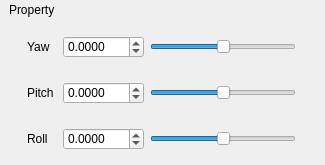
Qt form IntrinsicEd/src/IntrinsicEdPropertyEditorRotation.ui (begla/Intrinsic) before a commit.
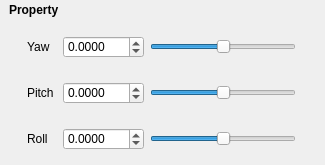
The same form after that commit.

```diff
--- a/IntrinsicEd/src/IntrinsicEdPropertyEditorRotation.ui
+++ b/IntrinsicEd/src/IntrinsicEdPropertyEditorRotation.ui
@@ -79,6 +79,12 @@
           <height>0</height>
          </size>
         </property>
+        <property name="font">
+         <font>
+          <weight>75</weight>
+          <bold>true</bold>
+         </font>
+        </property>
         <property name="text">
          <string>Property</string>
         </property>
```
